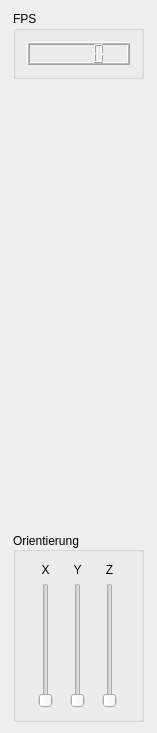
Old version of the form CGUebungen/Uebungen/Uebung03/robot.ui in the repository NyuLightning/TankGame.
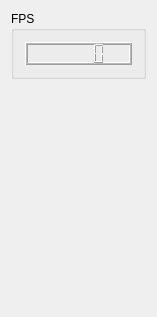
New version of the form.

Diff of the .ui file:
```diff
--- a/CGUebungen/Uebungen/Uebung03/robot.ui
+++ b/CGUebungen/Uebungen/Uebung03/robot.ui
@@ -7,21 +7,27 @@
     <x>0</x>
     <y>0</y>
     <width>157</width>
-    <height>733</height>
+    <height>317</height>
    </rect>
   </property>
   <property name="sizePolicy">
-   <sizepolicy hsizetype="Expanding" vsizetype="Expanding">
+   <sizepolicy hsizetype="Maximum" vsizetype="Preferred">
     <horstretch>0</horstretch>
     <verstretch>0</verstretch>
    </sizepolicy>
   </property>
   <property name="minimumSize">
    <size>
-    <width>150</width>
+    <width>100</width>
     <height>100</height>
    </size>
   </property>
+  <property name="floating">
+   <bool>false</bool>
+  </property>
+  <property name="features">
+   <set>QDockWidget::NoDockWidgetFeatures</set>
+  </property>
   <property name="windowTitle">
    <string>RobotControls</string>
   </property>
@@ -89,100 +95,6 @@
         </property>
        </spacer>
       </item>
-      <item>
-       <widget class="QGroupBox" name="Orientierung">
-        <property name="sizePolicy">
-         <sizepolicy hsizetype="Fixed" vsizetype="Fixed">
-          <horstretch>0</horstretch>
-          <verstretch>0</verstretch>
-         </sizepolicy>
-        </property>
-        <property name="minimumSize">
-         <size>
-          <width>131</width>
-          <height>190</height>
-         </size>
-        </property>
-        <property name="title">
-         <string>Orientierung</string>
-        </property>
-        <property name="alignment">
-         <set>Qt::AlignLeading|Qt::AlignLeft|Qt::AlignVCenter</set>
-        </property>
-        <layout class="QVBoxLayout" name="verticalLayout_8">
-         <item>
-          <layout class="QGridLayout" name="gridLayout">
-           <item row="1" column="0">
-            <widget class="QSlider" name="verticalSlider">
-             <property name="maximum">
-              <number>360</number>
-             </property>
-             <property name="orientation">
-              <enum>Qt::Vertical</enum>
-             </property>
-            </widget>
-           </item>
-           <item row="1" column="2">
-            <widget class="QSlider" name="verticalSlider_3">
-             <property name="maximum">
-              <number>360</number>
-             </property>
-             <property name="orientation">
-              <enum>Qt::Vertical</enum>
-             </property>
-            </widget>
-           </item>
-           <item row="0" column="0">
-            <widget class="QLabel" name="label">
-             <property name="layoutDirection">
-              <enum>Qt::LeftToRight</enum>
-             </property>
-             <property name="text">
-              <string>X</string>
-             </property>
-             <property name="alignment">
-              <set>Qt::AlignCenter</set>
-             </property>
-            </widget>
-           </item>
-           <item row="0" column="1">
-            <widget class="QLabel" name="label_2">
-             <property name="layoutDirection">
-              <enum>Qt::LeftToRight</enum>
-             </property>
-             <property name="text">
-              <string>Y</string>
-             </property>
-             <property name="alignment">
-              <set>Qt::AlignCenter</set>
-             </property>
-            </widget>
-           </item>
-           <item row="0" column="2">
-            <widget class="QLabel" name="label_3">
-             <property name="text">
-              <string>Z</string>
-             </property>
-             <property name="alignment">
-              <set>Qt::AlignCenter</set>
-             </property>
-            </widget>
-           </item>
-           <item row="1" column="1">
-            <widget class="QSlider" name="verticalSlider_2">
-             <property name="maximum">
-              <number>360</number>
-             </property>
-             <property name="orientation">
-              <enum>Qt::Vertical</enum>
-             </property>
-            </widget>
-           </item>
-          </layout>
-         </item>
-        </layout>
-       </widget>
-      </item>
      </layout>
     </item>
    </layout>
```
Left out of the diff: 4 changed lines with no effect on the pictures.
